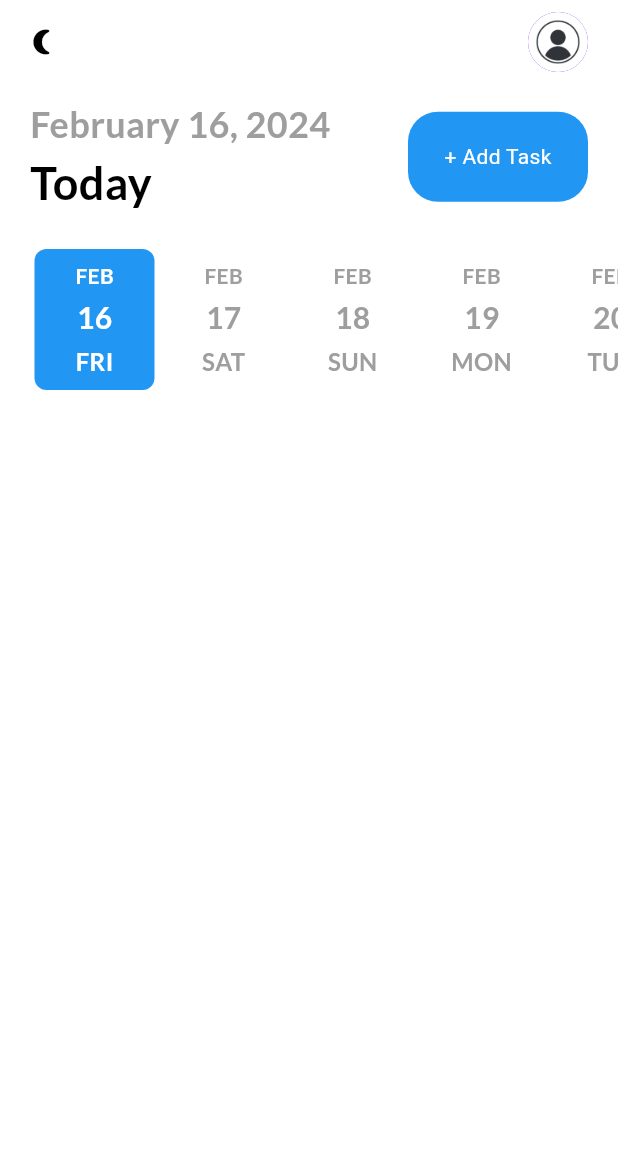
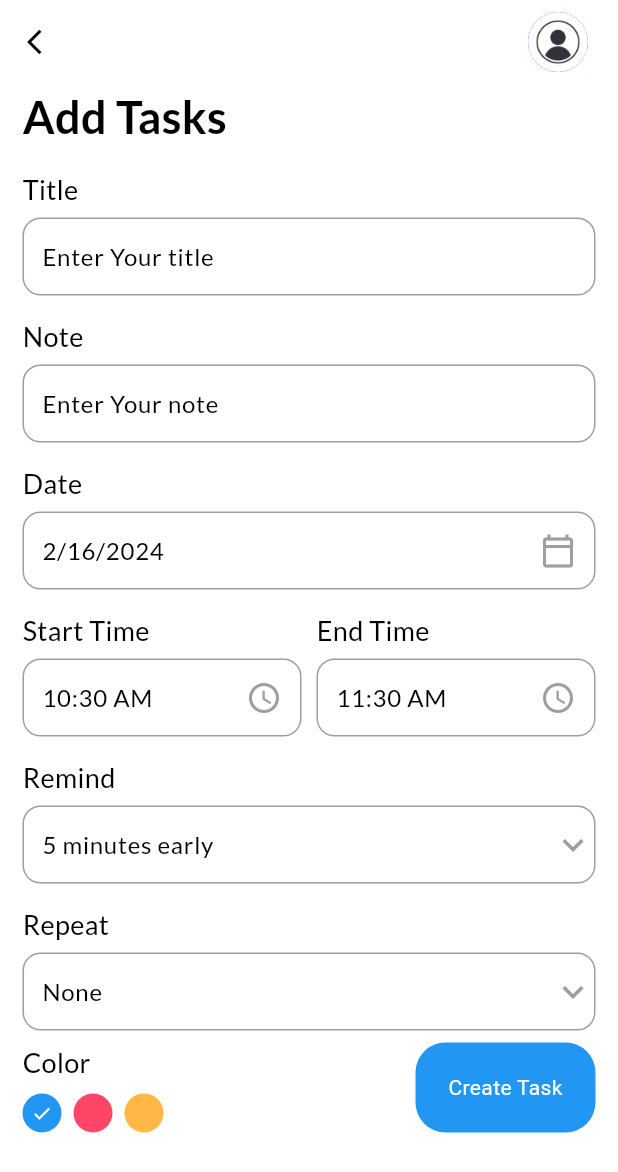
Before and after one commit to IwanPWK/flutter_todo_getx, a Flutter app: the screen it shows after launch, after a tap on "+ Add Task", on a phone screen of 412 x 824 dp. Shown: the top 1172 px of the screen. Run offline on Flutter 3.47's test engine with Material 3 defaults, Android fonts, the phone set to English and light mode, and no system bars; drawn by our look-alikes of date_picker_timeline; our stand-ins replace flutter_local_notifications, get, get_storage, google_fonts, timezone.

Commit message:
add_task_page

```diff
--- /dev/null
+++ b/lib/ui/add_task_page.dart
@@ -0,0 +1,304 @@
+import 'dart:developer';
+
+import 'package:flutter/material.dart';
+import 'package:get/get.dart';
+import 'package:intl/intl.dart';
+
+import 'theme.dart';
+import 'widgets/button.dart';
+import 'widgets/input_field.dart';
+
+class AddTaskPage extends StatefulWidget {
+  const AddTaskPage({super.key});
+
+  @override
+  State<AddTaskPage> createState() => _AddTaskPageState();
+}
+
+class _AddTaskPageState extends State<AddTaskPage> {
+  final TextEditingController _titleController = TextEditingController();
+  final TextEditingController _noteController = TextEditingController();
+  DateTime _selectedDate = DateTime.now();
+  String _endTime = DateFormat("hh:mm a").format(DateTime.now().add(const Duration(hours: 1))).toString();
+  String _startTime = DateFormat("hh:mm a").format(DateTime.now()).toString();
+  int _selectedRemind = 5;
+  List<int> remindList = [5, 10, 15, 20];
+  String _selectedRepeat = 'None';
+  List<String> repeatList = ["None", "Daily"];
+  int _selectedColor = 0;
+  @override
+  Widget build(BuildContext context) {
+    return Scaffold(
+      backgroundColor: context.theme.colorScheme.background,
+      appBar: _appBar(context),
+      body: Container(
+        padding: const EdgeInsets.symmetric(horizontal: 15),
+        child: SingleChildScrollView(
+          child: Column(
+            crossAxisAlignment: CrossAxisAlignment.start,
+            children: [
+              Text(
+                'Add Tasks',
+                style: headingStyle,
+              ),
+              MyInputField(
+                title: 'Title',
+                hint: 'Enter Your title',
+                controller: _titleController,
+              ),
+              MyInputField(
+                title: 'Note',
+                hint: 'Enter Your note',
+                controller: _noteController,
+              ),
+              MyInputField(
+                title: 'Date',
+                hint: DateFormat.yMd().format(_selectedDate),
+                widget: IconButton(
+                  icon: const Icon(
+                    Icons.calendar_today_outlined,
+                    color: Colors.grey,
+                  ),
+                  onPressed: () {
+                    _getDateFromUser();
+                  },
+                ),
+              ),
+              Row(children: [
+                Expanded(
+                    child: MyInputField(
+                  title: 'Start Time',
+                  hint: _startTime,
+                  widget: IconButton(
+                    icon: const Icon(
+                      Icons.access_time_rounded,
+                      color: Colors.grey,
+                    ),
+                    onPressed: () {
+                      _getTimerFromUser(isStartTime: true);
+                    },
+                  ),
+                )),
+                const SizedBox(width: 10),
+                Expanded(
+                  child: MyInputField(
+                    title: 'End Time',
+                    hint: _endTime,
+                    widget: IconButton(
+                      color: Colors.grey,
+                      icon: const Icon(Icons.access_time_rounded),
+                      onPressed: () {
+                        _getTimerFromUser(isStartTime: false);
+                      },
+                    ),
+                  ),
+                )
+              ]),
+              MyInputField(
+                title: 'Remind',
+                hint: '$_selectedRemind minutes early',
+                widget: DropdownButton(
+                  icon: const Icon(
+                    Icons.keyboard_arrow_down,
+                    color: Colors.grey,
+                  ),
+                  iconSize: 28,
+                  elevation: 4,
+                  style: subTitleStyle,
+                  underline: Container(height: 0),
+                  items: remindList
+                      .map<DropdownMenuItem<String>>((int value) => DropdownMenuItem(
+                            value: value.toString(),
+                            child: Text('$value'),
+                          ))
+                      .toList(),
+                  onChanged: (String? value) {
+                    setState(() {
+                      _selectedRemind = int.parse(value!);
+                    });
+                  },
+                ),
+              ),
+              MyInputField(
+                title: 'Repeat',
+                hint: _selectedRepeat,
+                widget: DropdownButton(
+                  icon: const Icon(
+                    Icons.keyboard_arrow_down,
+                    color: Colors.grey,
+                  ),
+                  iconSize: 28,
+                  elevation: 4,
+                  style: subTitleStyle,
+                  underline: Container(height: 0),
+                  items: repeatList
+                      .map<DropdownMenuItem<String>>((String value) => DropdownMenuItem(
+                          value: value,
+                          child: Text(
+                            value,
+                          )))
+                      .toList(),
+                  onChanged: (String? value) {
+                    setState(() {
+                      _selectedRepeat = value!;
+                    });
+                  },
+                ),
+              ),
+              const SizedBox(
+                height: 8,
+              ),
+              Row(
+                mainAxisAlignment: MainAxisAlignment.spaceBetween,
+                children: [
+                  _colorPalet(),
+                  MyButton(
+                      label: 'Create Task',
+                      onTap: () {
+                        _validateTask();
+                      })
+                ],
+              ),
+              const SizedBox(
+                height: 15,
+              )
+            ],
+          ),
+        ),
+      ),
+    );
+  }
+
+// If a stateless widget needs context because the scope's StatelessWidget does not provide context.
+  _appBar(BuildContext context) {
+    return AppBar(
+      elevation: 0,
+      backgroundColor: context.theme.colorScheme.background,
+      leading: GestureDetector(
+        onTap: () {
+          Get.back();
+        },
+        child: Icon(
+          Icons.arrow_back_ios,
+          size: 20,
+          color: Get.isDarkMode ? Colors.white : Colors.black,
+        ),
+      ),
+      actions: const [
+        CircleAvatar(
+          backgroundImage: AssetImage("images/avatar.jpg"),
+        ),
+        SizedBox(width: 20)
+      ],
+    );
+  }
+
+  _validateTask() {
+    if (_titleController.text.isNotEmpty && _noteController.text.isNotEmpty) {
+      _addTaskToDb();
+      Get.back();
+    } else if (_titleController.text.isEmpty || _noteController.text.isEmpty) {
+      Get.snackbar('Required', 'All fields are required!',
+          snackPosition: SnackPosition.BOTTOM,
+          backgroundColor: Colors.white,
+          icon: const Icon(
+            Icons.warning,
+            color: Colors.red,
+          ),
+          margin: const EdgeInsets.all(20));
+    }
+  }
+
+  Column _colorPalet() {
+    return Column(
+      crossAxisAlignment: CrossAxisAlignment.start,
+      children: [
+        Text(
+          'Color',
+          style: titleStyle,
+        ),
+        const SizedBox(
+          height: 8,
+        ),
+        Wrap(
+          children: List<Widget>.generate(
+              3,
+              (index) => GestureDetector(
+                    onTap: () {
+                      _selectedColor = index;
+                      setState(() {});
+                    },
+                    child: Padding(
+                      padding: const EdgeInsets.only(right: 8),
+                      child: CircleAvatar(
+                        radius: 13,
+                        backgroundColor: index == 0
+                            ? primaryClr
+                            : index == 1
+                                ? pinkClr
+                                : yellowClr,
+                        child: _selectedColor == index
+                            ? const Icon(
+                                Icons.done,
+                                color: Colors.white,
+                                size: 14,
+                              )
+                            : null,
+                      ),
+                    ),
+                  )),
+        )
+      ],
+    );
+  }
+
+  _getDateFromUser() async {
+    DateTime? _pickerDate = await showDatePicker(context: context, initialDate: DateTime.now(), firstDate: DateTime(2015), lastDate: DateTime(2222));
+
+    setState(() {
+      if (_pickerDate != null) {
+        _selectedDate = _pickerDate;
+      }
+    });
+  }
+
+  _getTimerFromUser({required bool isStartTime}) async {
+    var pickedTime = await _showTimePicker();
+    String? _formatedTime = pickedTime.format(context);
+    if (pickedTime == null) {
+      print("Time cancled");
+    } else if (isStartTime == true) {
+      _startTime = _formatedTime!;
+    } else if (isStartTime == false) {
+      _endTime = _formatedTime!;
+    }
+    setState(() {});
+  }
+
+  _showTimePicker() {
+    log('cek nilai $_startTime');
+    return showTimePicker(
+      initialEntryMode: TimePickerEntryMode.input,
+      context: context,
+      initialTime: TimeOfDay(
+        hour: int.parse(_startTime.split(':')[0]),
+        minute: int.parse(_startTime.split(':')[1].split(' ')[0]),
+      ),
+    );
+  }
+
+  void _addTaskToDb() async {
+    // int val = await _taskController.addTask(
+    //     task: Task(
+    //         note: _noteController.text,
+    //         title: _titleController.text,
+    //         date: DateFormat.yMd().format(_selectedDate),
+    //         startTime: _startTime,
+    //         endTime: _endTime,
+    //         remiind: _selectedRemind,
+    //         repeat: _selectedRepeat,
+    //         color: _selectedColor,
+    //         isCompleted: 0));
+    // print('My id is $val');
+  }
+}
--- a/lib/ui/home_page.dart
+++ b/lib/ui/home_page.dart
@@ -8,6 +8,7 @@ import 'package:intl/intl.dart';
 
 import '../services/notification_services.dart';
 import '../services/theme_services.dart';
+import 'add_task_page.dart';
 import 'theme.dart';
 import 'widgets/button.dart';
 
@@ -34,12 +35,18 @@ class _HomePageState extends State<HomePage> {
       appBar: _appBar(),
       body: Column(children: [
         _addTaskBar(),
-        Container(
+        _addDateBar(),
+      ]),
+    );
+  }
+
+  _addDateBar() {
+    return Container(
         margin: const EdgeInsets.only(top: 20, left: 20),
         child: DatePicker(DateTime.now(),
             height: 100,
             width: 80,
-              initialSelectedDate: DateTime.now(),
+            initialSelectedDate: _selectedDate,
             selectionColor: primaryClr,
             selectedTextColor: Colors.white,
             dateTextStyle: GoogleFonts.lato(textStyle: const TextStyle(fontSize: 20, fontWeight: FontWeight.w600, color: Colors.grey)),
@@ -47,10 +54,7 @@ class _HomePageState extends State<HomePage> {
             monthTextStyle: GoogleFonts.lato(textStyle: const TextStyle(fontSize: 14, fontWeight: FontWeight.w600, color: Colors.grey)),
             onDateChange: (date) {
           _selectedDate = date;
-          }),
-        )
-      ]),
-    );
+        }));
   }
 
   Widget _addTaskBar() {
@@ -66,7 +70,11 @@ class _HomePageState extends State<HomePage> {
               Text("Today", style: headingStyle),
             ],
           ),
-          MyButton(label: "+ Add Task", onTap: () {}),
+          MyButton(
+              label: "+ Add Task",
+              onTap: () {
+                Get.to(() => const AddTaskPage());
+              }),
         ],
       ),
     );
@@ -85,8 +93,6 @@ class _HomePageState extends State<HomePage> {
             body: Get.isDarkMode ? "Activated Light Theme" : "Activated Dark Theme",
           );
           notifyHelper.scheduledNotification();
-          // NotifyHelper.showSimpleNotification(title: "Theme is changed", body: "This is a simple notification", payload: "This is a simple data");
-          log('cek 123');
         },
         child: Icon(
           Get.isDarkMode ? Icons.wb_sunny_outlined : Icons.nightlight_round,
--- a/lib/ui/theme.dart
+++ b/lib/ui/theme.dart
@@ -32,3 +32,19 @@ TextStyle get subHeadingStyle {
 TextStyle get headingStyle {
   return GoogleFonts.lato(textStyle: TextStyle(fontSize: 30, fontWeight: FontWeight.bold, color: Get.isDarkMode ? Colors.white : Colors.black));
 }
+
+TextStyle get biggerTitleStyle {
+  return GoogleFonts.lato(fontSize: 26, color: Get.isDarkMode ? Colors.white : Colors.black);
+}
+
+TextStyle get biggerSubHeadingStyle {
+  return GoogleFonts.lato(fontSize: 18, color: Get.isDarkMode ? Colors.grey[200] : Colors.grey);
+}
+
+TextStyle get titleStyle {
+  return GoogleFonts.lato(fontSize: 18, color: Get.isDarkMode ? Colors.white : Colors.black);
+}
+
+TextStyle get subTitleStyle {
+  return GoogleFonts.lato(fontSize: 16, color: Get.isDarkMode ? Colors.white : Colors.black);
+}
--- /dev/null
+++ b/lib/ui/widgets/input_field.dart
@@ -0,0 +1,59 @@
+import 'package:flutter/material.dart';
+import 'package:get/get.dart';
+
+import '../theme.dart';
+
+class MyInputField extends StatelessWidget {
+  const MyInputField({Key? key, required this.title, required this.hint, this.controller, this.widget}) : super(key: key);
+  final String title;
+  final String hint;
+  final TextEditingController? controller;
+  final Widget? widget;
+  @override
+  Widget build(BuildContext context) {
+    return Container(
+        margin: const EdgeInsets.only(top: 14),
+        child: Column(
+          crossAxisAlignment: CrossAxisAlignment.start,
+          children: [
+            Text(
+              title,
+              style: titleStyle,
+            ),
+            Container(
+              padding: const EdgeInsets.only(left: 12),
+              height: 52,
+              decoration: BoxDecoration(
+                border: Border.all(color: Colors.grey, width: 1),
+                borderRadius: BorderRadius.circular(12),
+              ),
+              margin: const EdgeInsets.only(top: 6),
+              child: Row(
+                children: [
+                  Expanded(
+                    child: TextFormField(
+                      readOnly: widget != null ? true : false,
+                      autofocus: false,
+                      cursorColor: Get.isDarkMode ? Colors.grey[100] : Colors.grey[400],
+                      controller: controller,
+                      style: subTitleStyle,
+                      decoration: InputDecoration(
+                        hintText: hint,
+                        hintStyle: subTitleStyle,
+                        border: InputBorder.none,
+                        // focusedBorder: UnderlineInputBorder(borderSide: BorderSide(color: context.theme.colorScheme.background, width: 0)),
+                      ),
+                    ),
+                  ),
+                  widget == null
+                      ? Container()
+                      : Container(
+                          child: widget,
+                        )
+                ],
+              ),
+            )
+          ],
+        ));
+  }
+}
```
Lines whose indentation alone changed are shown as unchanged.
